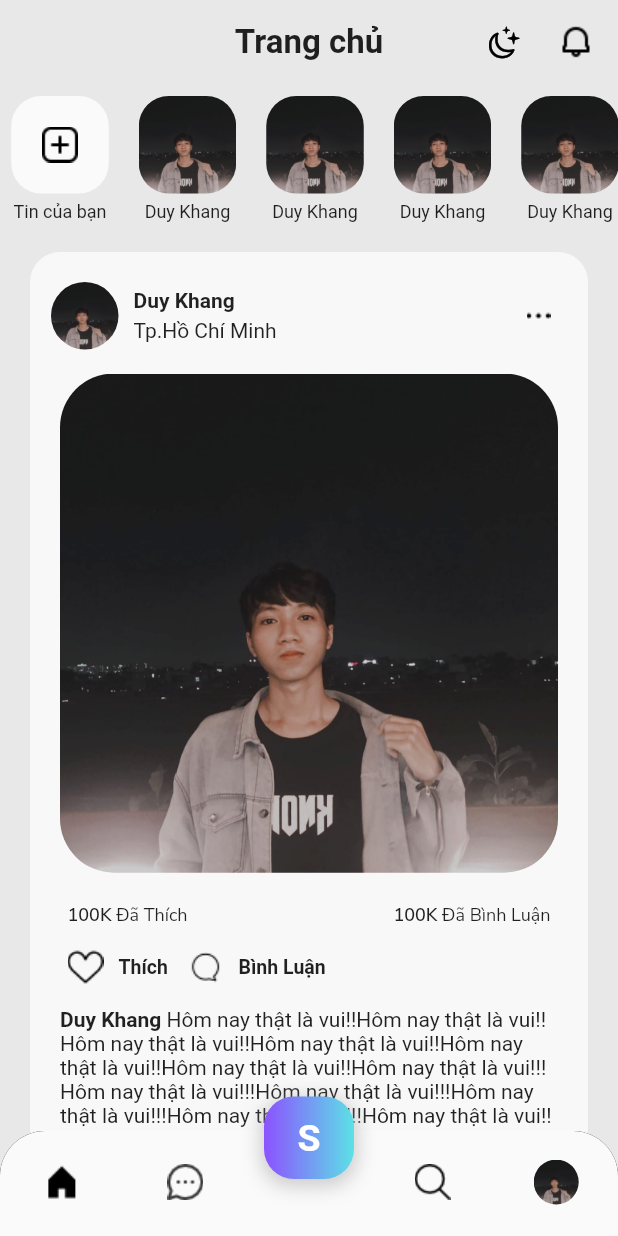
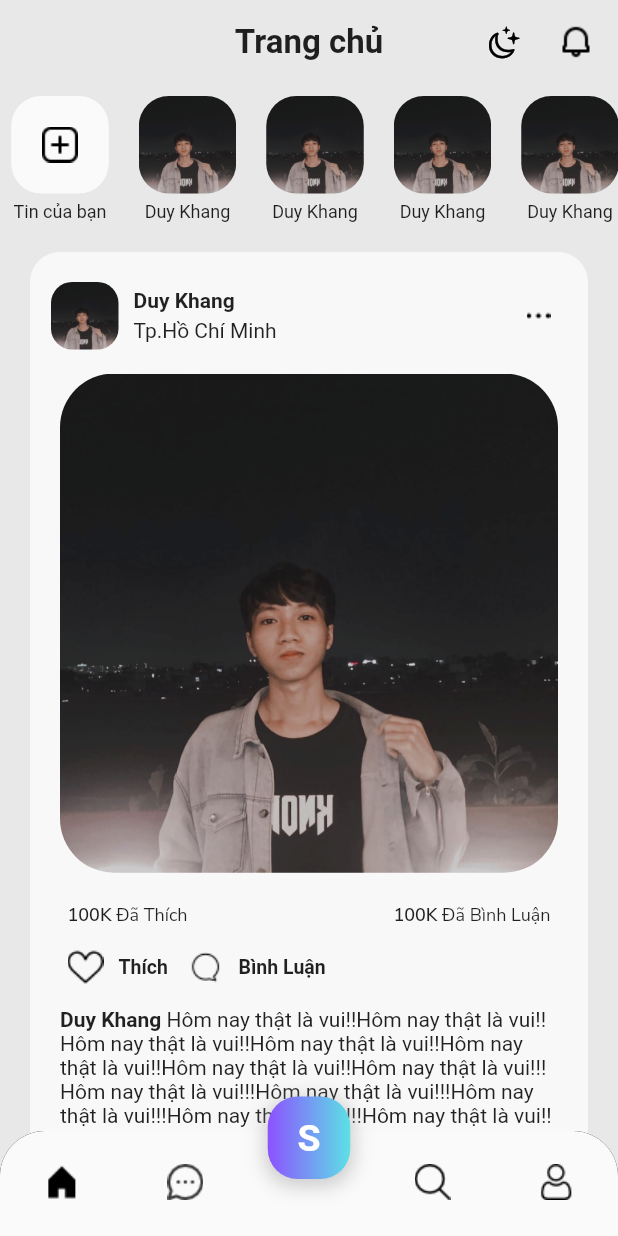
Before and after one commit to DuyKhangIT/SeShare-App, a Flutter app: the NavigationBarView screen opened by its route, on a phone screen of 412 x 824 dp. Run offline on Flutter 3.47's test engine with Material 2 defaults, Android fonts, the phone set to English and light mode, and no system bars; our stand-ins replace awesome_snackbar_content, dotted_border, firebase_auth, firebase_core, get, get_storage and 4 more; accounts and stored records are empty; Roboto replaces fonts that are missing (Nunito Sans).

Commit message:
adjust ui home and profile

```diff
--- a/lib/page/main/home_screen/home_view.dart
+++ b/lib/page/main/home_screen/home_view.dart
@@ -99,17 +99,17 @@ class _HomeState extends State<Home> {
                       //////////// list story  ////////////////
                       SliverToBoxAdapter(
                         child: SizedBox(
-                          height:
-                              100, // set height of the container to hold the stories
+                          height: 100, // set height of the container to hold the stories
                           child: ListView.builder(
                             scrollDirection: Axis.horizontal,
-                            itemCount:
-                                10, // replace with actual API call to get number of stories
+                            itemCount: 10,
                             itemBuilder: (context, index) {
                               if (index == 0) {
                                 return contentListViewStoryFirstIndex();
                               } else {
-                                return contentListViewStory();
+                                return GestureDetector(onTap:(){
+                                  Get.to(() => StoryPage());
+                                },child: contentListViewStory());
                               }
                             },
                           ),
@@ -122,7 +122,6 @@ class _HomeState extends State<Home> {
                             return contentListViewPost();
                           },
                           childCount: homeController.currentMax,
-                          // replace with actual API call to get number of posts
                         ),
                       ),
                       const SliverToBoxAdapter(
@@ -214,25 +213,22 @@ class _HomeState extends State<Home> {
                   mainAxisAlignment: MainAxisAlignment.start,
                   children: [
                     ///avatar
-                    Container(
-                      width: 45,
-                      height: 45,
-                      margin: const EdgeInsets.only(right: 10),
-                      decoration: const BoxDecoration(
-                        color: Colors.transparent,
-                        shape: BoxShape.circle,
-                      ),
-                      child: ClipOval(
+                    Padding(
+                      padding: const EdgeInsets.only(right: 10),
+                      child: ClipRRect(
+                        borderRadius: BorderRadius.circular(14),
                         child: Image.asset(
                           ImageAssets.imgTet,
                           fit: BoxFit.cover,
+                          width: 45,
+                          height: 45,
                         ),
                       ),
                     ),
 
                     /// user name and location
                     Container(
-                      constraints: BoxConstraints(maxWidth: 230),
+                      constraints: const BoxConstraints(maxWidth: 230),
                       child: Column(
                         mainAxisAlignment: MainAxisAlignment.start,
                         crossAxisAlignment: CrossAxisAlignment.start,
--- a/lib/page/navigation_bar/navigation_bar_view.dart
+++ b/lib/page/navigation_bar/navigation_bar_view.dart
@@ -52,8 +52,7 @@ class _NavigationBarViewState extends State<NavigationBarView> {
                       child: ClipRRect(
                         borderRadius: const BorderRadius.only(
                             topRight: Radius.circular(30),
-                      topLeft:Radius.circular(30)
-                    ),
+                            topLeft: Radius.circular(30)),
                         child: Container(
                           color: Theme.of(context).brightness == Brightness.dark
                               ? Colors.white
@@ -68,23 +67,29 @@ class _NavigationBarViewState extends State<NavigationBarView> {
                             elevation: 0,
                             items: [
                               BottomNavigationBarItem(
-                            activeIcon: Image.asset(IconsAssets.icHomeActive,
-                                color: Theme.of(context).brightness == Brightness.dark
+                                activeIcon: Image.asset(
+                                    IconsAssets.icHomeActive,
+                                    color: Theme.of(context).brightness ==
+                                            Brightness.dark
                                         ? Colors.white
                                         : Colors.black),
                                 icon: Image.asset(IconsAssets.icHome,
-                                color: Theme.of(context).brightness == Brightness.dark
+                                    color: Theme.of(context).brightness ==
+                                            Brightness.dark
                                         ? Colors.white
                                         : Colors.black),
                                 label: '',
                               ),
                               BottomNavigationBarItem(
-                            activeIcon: Image.asset(IconsAssets.icChatActive,
-                                color: Theme.of(context).brightness == Brightness.dark
+                                activeIcon: Image.asset(
+                                    IconsAssets.icChatActive,
+                                    color: Theme.of(context).brightness ==
+                                            Brightness.dark
                                         ? Colors.white
                                         : Colors.black),
                                 icon: Image.asset(IconsAssets.icChat,
-                                color: Theme.of(context).brightness == Brightness.dark
+                                    color: Theme.of(context).brightness ==
+                                            Brightness.dark
                                         ? Colors.white
                                         : Colors.black.withOpacity(0.8)),
                                 label: '',
@@ -94,48 +99,32 @@ class _NavigationBarViewState extends State<NavigationBarView> {
                                 label: '',
                               ),
                               BottomNavigationBarItem(
-                            activeIcon: Image.asset(IconsAssets.icSearchActive,
-                                color: Theme.of(context).brightness == Brightness.dark
+                                activeIcon: Image.asset(
+                                    IconsAssets.icSearchActive,
+                                    color: Theme.of(context).brightness ==
+                                            Brightness.dark
                                         ? Colors.white
                                         : Colors.black),
                                 icon: Image.asset(IconsAssets.icSearch,
-                                color: Theme.of(context).brightness == Brightness.dark
+                                    color: Theme.of(context).brightness ==
+                                            Brightness.dark
                                         ? Colors.white
                                         : Colors.black),
                                 label: '',
                               ),
-
                               BottomNavigationBarItem(
-                            activeIcon: Container(
-                                width: 30,
-                                height: 30,
-                                decoration: BoxDecoration(
-                                  color: Colors.transparent,
-                                  shape: BoxShape.circle,
-                                  border: Border.all(
-                                    color: Colors.blue,
-                                    width: 2.0,
-                                  ),
-                                ),
-                                child: ClipOval(
-                                  child: Image.asset(
-                                    ImageAssets.imgTet,
-                                    fit: BoxFit.cover,
-                                  ),
-                                )),
-                            icon: Container(
-                                width: 30,
-                                height: 30,
-                                decoration: const BoxDecoration(
-                                  color: Colors.transparent,
-                                  shape: BoxShape.circle,
-                                ),
-                                child: ClipOval(
-                                  child: Image.asset(
-                                    ImageAssets.imgTet,
-                                    fit: BoxFit.cover,
-                                  ),
-                                )),
+                                activeIcon: Image.asset(
+                                    IconsAssets.icProfileActive,
+                                    color: Theme.of(context).brightness ==
+                                        Brightness.dark
+                                        ? Colors.white
+                                        : Colors.black),
+                                icon: Image.asset(
+                                    IconsAssets.icProfile,
+                                    color: Theme.of(context).brightness ==
+                                        Brightness.dark
+                                        ? Colors.white
+                                        : Colors.black),
                                 label: '',
                               ),
                             ],
@@ -148,42 +137,39 @@ class _NavigationBarViewState extends State<NavigationBarView> {
                         child: Container(
                             margin: const EdgeInsets.only(bottom: 38),
                             alignment: Alignment.center,
-                      width: 60,
+                            width: 55,
                             height: 55,
                             decoration: BoxDecoration(
                                 borderRadius: BorderRadius.circular(20),
                                 gradient: const LinearGradient(
                                   begin: Alignment.centerLeft,
                                   end: Alignment.centerRight,
-                          colors: [Color(0xFF8c52ff), Color(0xFF5ce1e6)],
+                                  colors: [
+                                    Color(0xFF8c52ff),
+                                    Color(0xFF5ce1e6)
+                                  ],
                                 ),
                                 boxShadow: [
                                   BoxShadow(
                                     color: Colors.grey.withOpacity(0.5),
                                     spreadRadius: 2,
                                     blurRadius: 10,
-                            offset: Offset(0, 3), // Độ dịch chuyển theo trục x và y của đổ bóng
+                                    offset: Offset(0,
+                                        3), // Độ dịch chuyển theo trục x và y của đổ bóng
                                   ),
-                        ]
-                      ),
+                                ]),
                             child: InkWell(
-                        onTap: (){},
-                        child: Text(
+                              onTap: () {
+                                _onItemTapped(2);
+                              },
+                              child: const Text(
                                 "S",
                                 style: TextStyle(
                                     color: Colors.white,
                                     fontSize: 25,
-                            fontWeight: FontWeight.bold
+                                    fontWeight: FontWeight.bold),
                               ),
-                        ),
-                      )
-
-                      // IconButton(
-                      //     onPressed: () {
-                      //       _onItemTapped(2);
-                      //     },
-                      //     icon: Image.asset(IconsAssets.icLogo)),
-                    )),
+                            ))),
                   ],
                 ),
               ),
```
Also changed, not shown: lib/page/main/notification_screen/notification_view.dart (+12 -24 lines), lib/page/main/profile_screen/profile_screen_view.dart (+62 -72 lines). Lines whose indentation alone changed are shown as unchanged.
